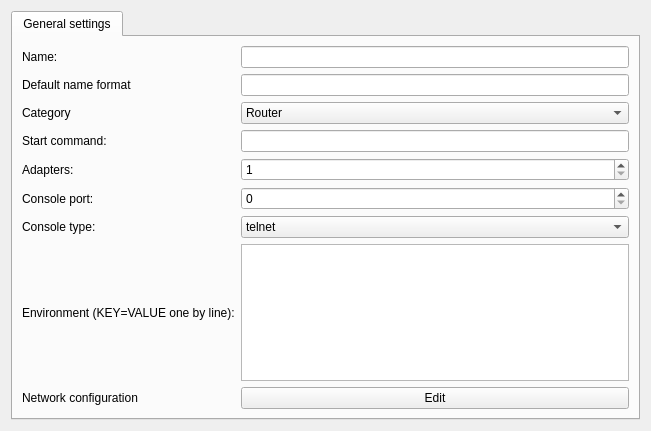
This is gns3/modules/docker/ui/docker_vm_configuration_page.ui in GNS3/gns3-gui as Qt 5 draws it before an edit. The edited form follows.
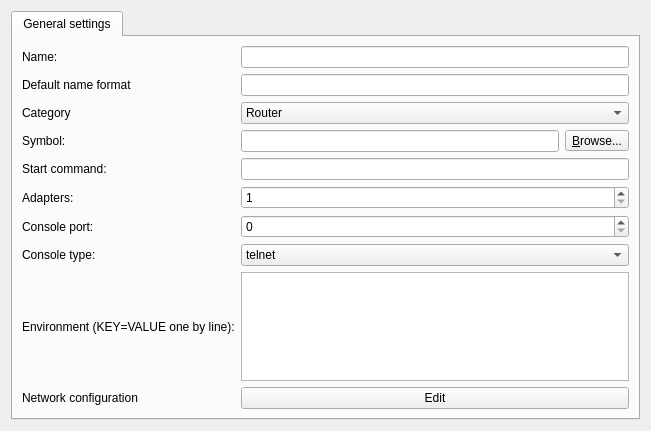
This is the edited form.

Commit message:
Allow to change the symbol on Docker Virtual Machine template
Fix #1161

```diff
--- a/gns3/modules/docker/ui/docker_vm_configuration_page.ui
+++ b/gns3/modules/docker/ui/docker_vm_configuration_page.ui
@@ -24,7 +24,27 @@
        <string>General settings</string>
       </attribute>
       <layout class="QGridLayout" name="gridLayout">
-       <item row="5" column="1">
+       <item row="4" column="1">
+        <widget class="QLineEdit" name="uiCMDLineEdit"/>
+       </item>
+       <item row="0" column="1">
+        <widget class="QLineEdit" name="uiNameLineEdit"/>
+       </item>
+       <item row="5" column="0">
+        <widget class="QLabel" name="uiAdapterLabel">
+         <property name="text">
+          <string>Adapters:</string>
+         </property>
+        </widget>
+       </item>
+       <item row="7" column="0">
+        <widget class="QLabel" name="uiConsoleTypeLabel">
+         <property name="text">
+          <string>Console type:</string>
+         </property>
+        </widget>
+       </item>
+       <item row="6" column="1">
         <widget class="QSpinBox" name="uiConsolePortSpinBox">
          <property name="maximum">
           <number>65535</number>
@@ -38,12 +58,50 @@
          </property>
         </widget>
        </item>
+       <item row="8" column="0">
+        <widget class="QLabel" name="uiEnvironmentLabel">
+         <property name="text">
+          <string>Environment (KEY=VALUE one by line):</string>
+         </property>
+         <property name="alignment">
+          <set>Qt::AlignLeading|Qt::AlignLeft|Qt::AlignVCenter</set>
+         </property>
+         <property name="wordWrap">
+          <bool>false</bool>
+         </property>
+        </widget>
+       </item>
+       <item row="9" column="1">
+        <widget class="QPushButton" name="uiNetworkConfigEditButton">
+         <property name="text">
+          <string>Edit</string>
+         </property>
+        </widget>
+       </item>
+       <item row="7" column="1">
+        <widget class="QComboBox" name="uiConsoleTypeComboBox">
+         <item>
+          <property name="text">
+           <string>telnet</string>
+          </property>
+         </item>
+         <item>
+          <property name="text">
+           <string>vnc</string>
+          </property>
+         </item>
+        </widget>
+       </item>
+       <item row="9" column="0">
+        <widget class="QLabel" name="uiNetworkConfigLabel">
+         <property name="text">
+          <string>Network configuration</string>
+         </property>
+        </widget>
+       </item>
        <item row="1" column="1">
         <widget class="QLineEdit" name="uiDefaultNameFormatLineEdit"/>
        </item>
-       <item row="3" column="1">
-        <widget class="QLineEdit" name="uiCMDLineEdit"/>
-       </item>
        <item row="0" column="0">
         <widget class="QLabel" name="uiNameLabel">
          <property name="text">
@@ -51,14 +109,14 @@
          </property>
         </widget>
        </item>
-       <item row="4" column="1">
+       <item row="5" column="1">
         <widget class="QSpinBox" name="uiAdapterSpinBox">
          <property name="minimum">
           <number>1</number>
          </property>
         </widget>
        </item>
-       <item row="5" column="0">
+       <item row="6" column="0">
         <widget class="QLabel" name="uiConsolePortLabel">
          <property name="text">
           <string>Console port:</string>
@@ -96,73 +154,39 @@
          </property>
         </widget>
        </item>
-       <item row="7" column="1">
+       <item row="8" column="1">
         <widget class="QTextEdit" name="uiEnvironmentTextEdit"/>
        </item>
-       <item row="3" column="0">
+       <item row="4" column="0">
         <widget class="QLabel" name="uiCMDLabel">
          <property name="text">
           <string>Start command:</string>
          </property>
         </widget>
        </item>
-       <item row="4" column="0">
-        <widget class="QLabel" name="uiAdapterLabel">
+       <item row="3" column="0">
+        <widget class="QLabel" name="uiSymbolLabel">
          <property name="text">
-          <string>Adapters:</string>
+          <string>Symbol:</string>
          </property>
         </widget>
        </item>
-       <item row="7" column="0">
-        <widget class="QLabel" name="uiEnvironmentLabel">
-         <property name="text">
-          <string>Environment (KEY=VALUE one by line):</string>
-         </property>
-         <property name="alignment">
-          <set>Qt::AlignLeading|Qt::AlignLeft|Qt::AlignVCenter</set>
-         </property>
-         <property name="wordWrap">
-          <bool>false</bool>
-         </property>
-        </widget>
-       </item>
-       <item row="0" column="1">
-        <widget class="QLineEdit" name="uiNameLineEdit"/>
-       </item>
-       <item row="6" column="1">
-        <widget class="QComboBox" name="uiConsoleTypeComboBox">
+       <item row="3" column="1">
+        <layout class="QHBoxLayout" name="horizontalLayout_7">
          <item>
-          <property name="text">
-           <string>telnet</string>
-          </property>
+          <widget class="QLineEdit" name="uiSymbolLineEdit"/>
          </item>
          <item>
-          <property name="text">
-           <string>vnc</string>
-          </property>
+          <widget class="QToolButton" name="uiSymbolToolButton">
+           <property name="text">
+            <string>&amp;Browse...</string>
+           </property>
+           <property name="toolButtonStyle">
+            <enum>Qt::ToolButtonTextOnly</enum>
+           </property>
+          </widget>
          </item>
-        </widget>
-       </item>
-       <item row="6" column="0">
-        <widget class="QLabel" name="uiConsoleTypeLabel">
-         <property name="text">
-          <string>Console type:</string>
-         </property>
-        </widget>
-       </item>
-       <item row="8" column="1">
-        <widget class="QPushButton" name="uiNetworkConfigEditButton">
-         <property name="text">
-          <string>Edit</string>
-         </property>
-        </widget>
-       </item>
-       <item row="8" column="0">
-        <widget class="QLabel" name="uiNetworkConfigLabel">
-         <property name="text">
-          <string>Network configuration</string>
-         </property>
-        </widget>
+        </layout>
        </item>
       </layout>
      </widget>
```
The commit also changes 2 other files.
